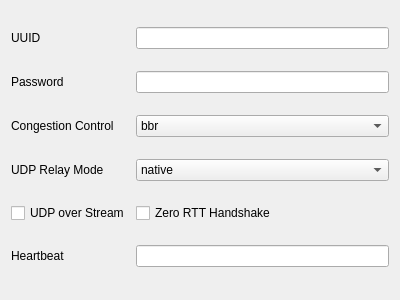
The window that upstream/include/ui/profile/edit_tuic.ui (hopol/throne-mirror) describes before a commit, drawn with Qt 5.
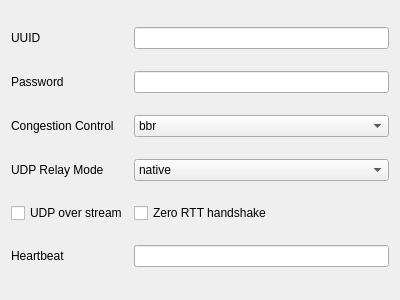
The same window after the commit.

The edit to the form file:
```diff
--- a/upstream/include/ui/profile/edit_tuic.ui
+++ b/upstream/include/ui/profile/edit_tuic.ui
@@ -47,7 +47,7 @@
    <item row="4" column="1">
     <widget class="QCheckBox" name="zero_rtt">
      <property name="text">
-      <string>Zero RTT Handshake</string>
+      <string>Zero RTT handshake</string>
      </property>
     </widget>
    </item>
@@ -116,7 +116,7 @@
    <item row="4" column="0">
     <widget class="QCheckBox" name="udp_over_stream">
      <property name="text">
-      <string>UDP over Stream</string>
+      <string>UDP over stream</string>
      </property>
     </widget>
    </item>
```
